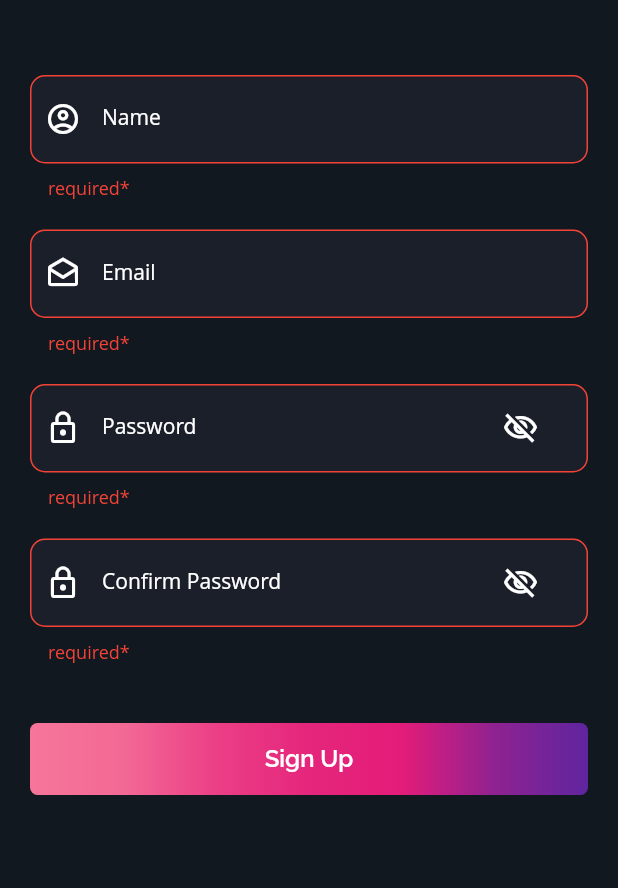
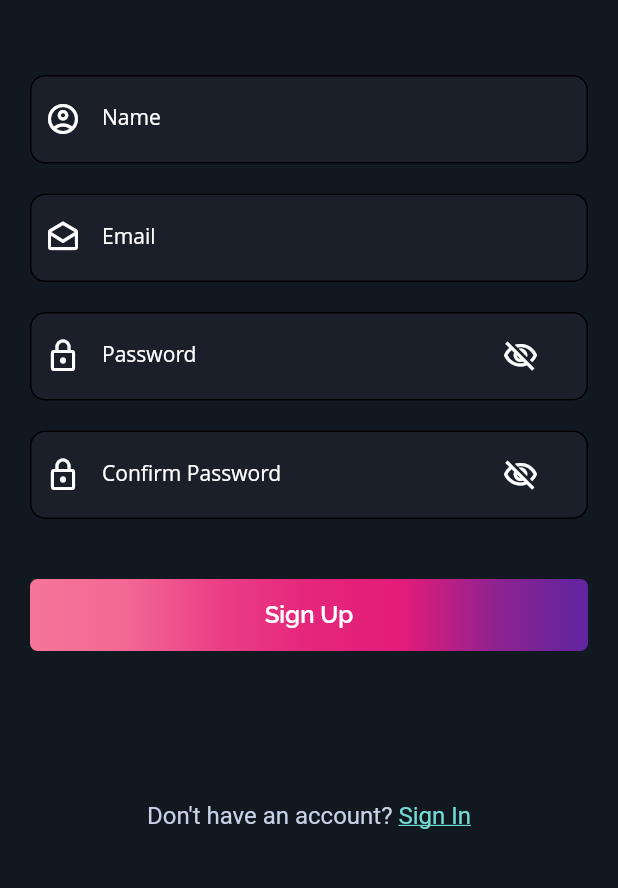
Before and after one commit to Trivergence/leagx, a Flutter app: the SignupScreen screen opened by its route, on a phone screen of 412 x 824 dp, the part 348-1236 px from its top. Run offline on Flutter 3.47's test engine with Material 2 defaults, Android fonts, the phone set to English and light mode, and no system bars; our stand-ins replace cached_network_image, carousel_slider, charts_flutter, flutter_native_splash, fluttertoast, font_awesome_flutter and 2 more; accounts and stored records are empty; generated files the repository leaves out were written again.

```diff
--- a/lib/ui/screens/authentication/signup.dart
+++ b/lib/ui/screens/authentication/signup.dart
@@ -1,5 +1,4 @@
 import 'package:bailbooks_defendant/constants/assets.dart';
-import 'package:bailbooks_defendant/constants/colors.dart';
 import 'package:bailbooks_defendant/constants/dimens.dart';
 import 'package:bailbooks_defendant/routes/routes.dart';
 import 'package:bailbooks_defendant/ui/screens/authentication/components/have_account_button.dart';
@@ -8,18 +7,18 @@ import 'package:bailbooks_defendant/ui/util/validation/validation_utils.dart';
 import 'package:bailbooks_defendant/ui/widgets/app_bar_widget.dart';
 import 'package:bailbooks_defendant/ui/widgets/icon_widget.dart';
 import 'package:bailbooks_defendant/ui/widgets/main_button.dart';
-import 'package:bailbooks_defendant/ui/widgets/text_widget.dart';
 import 'package:bailbooks_defendant/ui/widgets/textfield/password_textfield.dart';
 import 'package:bailbooks_defendant/ui/widgets/textfield/textfield_widget.dart';
 import 'package:flutter/material.dart';
 
 class SignupScreen extends StatelessWidget {
+  final GlobalKey<FormFieldState> _formKey = GlobalKey<FormFieldState>();
   final TextEditingController _nameController = TextEditingController();
   final TextEditingController _emailController = TextEditingController();
   final TextEditingController _passwordController = TextEditingController();
   final TextEditingController _confirmPasswordController =
       TextEditingController();
-  final GlobalKey<ScaffoldState> _key = GlobalKey<ScaffoldState>();
+
   SignupScreen({Key? key}) : super(key: key);
 
   @override
@@ -41,6 +40,10 @@ class SignupScreen extends StatelessWidget {
             UIHelper.verticalSpaceLarge,
             Image.asset(Assets.appLogo),
             UIHelper.verticalSpaceXL,
+            Form(
+              key: _formKey,
+              child: Column(
+                children: [
                   TextFieldWidget(
                     textController: _nameController,
                     hint: 'Name',
@@ -76,6 +79,9 @@ class SignupScreen extends StatelessWidget {
                     controller: _confirmPasswordController,
                     hint: 'Confirm Password',
                   ),
+                ],
+              ),
+            ),
             UIHelper.verticalSpaceLarge,
             MainButton(
               text: 'Sign Up',
@@ -85,7 +91,11 @@ class SignupScreen extends StatelessWidget {
             HaveAccountButton(
               subText: 'Sign In',
               onTap: () {
+                if(_formKey.currentState!.validate()){
                   Navigator.pushNamed(context, Routes.signin);
+                }
+
+
               },
             ),
           ],
--- a/lib/ui/screens/onboarding/onboarding_screen.dart
+++ b/lib/ui/screens/onboarding/onboarding_screen.dart
@@ -72,7 +72,7 @@ class OnBoardingScreen extends StatelessWidget {
             child: MainButton(
               text: 'Get Started',
               onPressed: () {
-                Navigator.pushReplacementNamed(context, Routes.signin);
+                Navigator.pushNamed(context, Routes.signin);
               },
             ),
           );
--- a/lib/ui/widgets/textfield/textfield_widget.dart
+++ b/lib/ui/widgets/textfield/textfield_widget.dart
@@ -32,7 +32,6 @@ class TextFieldWidget extends StatelessWidget {
   @override
   Widget build(BuildContext context) {
     return TextFormField(
-      autovalidateMode: AutovalidateMode.always,
       controller: textController,
       focusNode: focusNode,
       onFieldSubmitted: onFieldSubmitted,
```
Also changed, not shown: lib/ui/screens/authentication/signin.dart (+12 -4 lines). Lines whose indentation alone changed are shown as unchanged.
